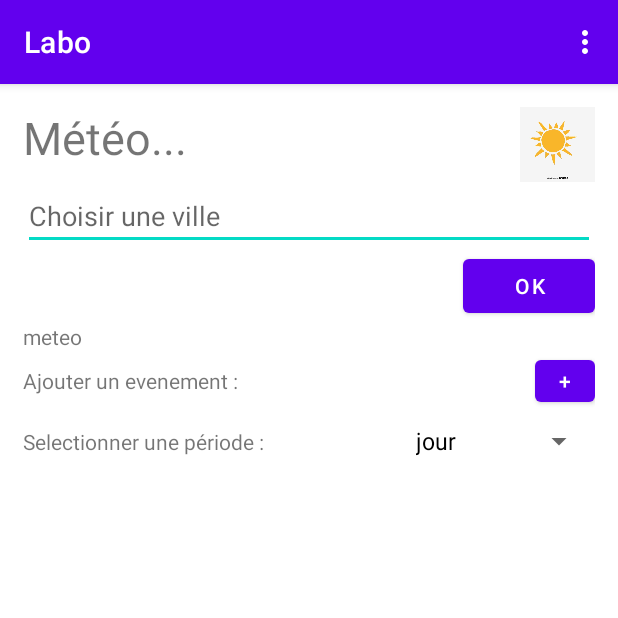
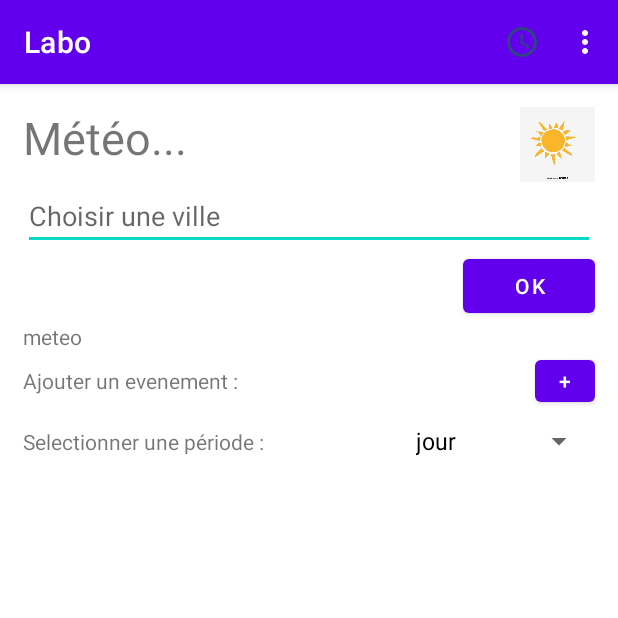
Before and after one commit to marieThielens/evenement, an Android app: the screen it shows after launch (MainActivity), on a phone screen of 412 x 824 dp, the top half of it. Run offline under Robolectric (Android 15) with nearby library versions, the phone set to English and light mode, and no system bars; 2 statements that could not run were skipped.

Commit message:
icone horloge dans barre du dessus

```diff
--- a/app/src/main/java/com/example/labo/MainActivity.java
+++ b/app/src/main/java/com/example/labo/MainActivity.java
@@ -18,6 +18,7 @@ import android.os.Bundle;
 import android.util.Log;
 import android.view.GestureDetector;
 import android.view.Menu;
+import android.view.MenuItem;
 import android.view.MotionEvent;
 import android.view.View;
 import android.widget.AdapterView;
@@ -50,6 +51,9 @@ public class MainActivity extends AppCompatActivity  implements AdapterView.OnIt
     RecyclerView monRecycler;
     Button btnAdd;
     Spinner choixPeriode;
+
+    private static final int ID_ITEM1 = 1;
+    private static final int ID_ITEM2 = 2;
 
     @Override
     public void onCreate(Bundle savedInstanceState) {
@@ -158,12 +162,26 @@ public class MainActivity extends AppCompatActivity  implements AdapterView.OnIt
 
     }
     @Override
-    // Ajout d'un menu ( les 3 points )
     public boolean onCreateOptionsMenu(Menu menu) {
-        // groupId, id de l'item, je ne gère pas l'ordre, titre
-        menu.add(0,1,0, "Menu 1");
-        menu.add(0,2,0, "Menu 2");
+        // groupId, id de l'item, je ne gère pas l'ordre, titre .
+        // rajouter l'image à mon menu (choisir l'icone dans drawable) .
+        // .setShowAsAction() : i ndiquer que notre icone apparrait sur notre barre
+        menu.add(0,ID_ITEM1,0, "Menu 1").setIcon(R.drawable.horloge).setShowAsAction(MenuItem.SHOW_AS_ACTION_ALWAYS);
+        // Il est impossible de mettre une image dans le menu déroulant
+        menu.add(0,ID_ITEM2,0, "Menu 2");
         return super.onCreateOptionsMenu(menu);
+    }
+    @Override
+    // Un callback sur mon menu
+    public boolean onOptionsItemSelected(MenuItem item) {
+        // savoir sur quel item on a pressé
+        if(item.getItemId() == 1) {
+            Toast.makeText(this, item.getTitle(), Toast.LENGTH_SHORT).show();
+        }
+        else {
+            Toast.makeText(this, item.getTitle(), Toast.LENGTH_SHORT).show();
+        }
+        return  super.onOptionsItemSelected(item);
     }
 
 }
--- /dev/null
+++ b/app/src/main/res/drawable-anydpi/horloge.xml
@@ -0,0 +1,14 @@
+<vector xmlns:android="http://schemas.android.com/apk/res/android"
+    android:width="24dp"
+    android:height="24dp"
+    android:viewportWidth="24"
+    android:viewportHeight="24"
+    android:tint="#235567"
+    android:alpha="0.8">
+  <path
+      android:fillColor="@android:color/white"
+      android:pathData="M11.99,2C6.47,2 2,6.48 2,12s4.47,10 9.99,10C17.52,22 22,17.52 22,12S17.52,2 11.99,2zM12,20c-4.42,0 -8,-3.58 -8,-8s3.58,-8 8,-8 8,3.58 8,8 -3.58,8 -8,8z"/>
+  <path
+      android:fillColor="@android:color/white"
+      android:pathData="M12.5,7H11v6l5.25,3.15 0.75,-1.23 -4.5,-2.67z"/>
+</vector>
```
Also changed, not shown: app/src/main/res/drawable-hdpi/horloge.png (added), app/src/main/res/drawable-mdpi/horloge.png (added), app/src/main/res/drawable-xhdpi/horloge.png (added), app/src/main/res/drawable-xxhdpi/horloge.png (added).
